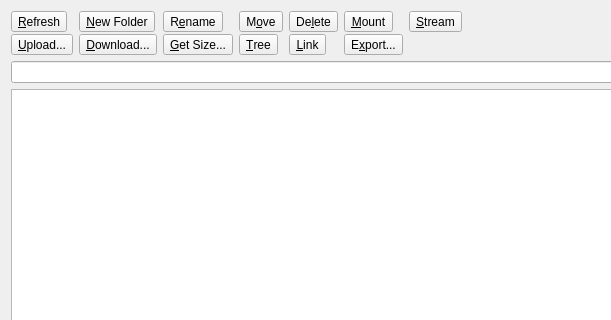
Old version of the form src/remote_widget.ui in the repository SysAdminDoc/RcloneBrowserNG; both pictures show x 0 to 611 and y 0 to 320 of the 912 by 552 pixel window.
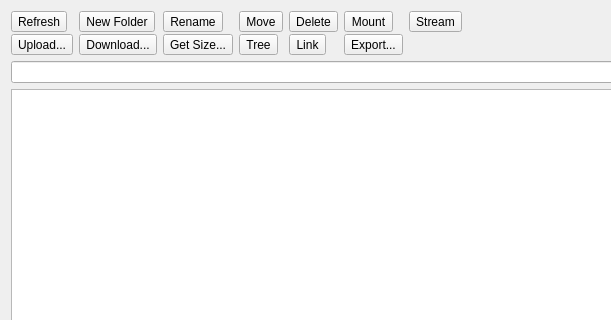
New version of the form.

Diff of the .ui file:
```diff
--- a/src/remote_widget.ui
+++ b/src/remote_widget.ui
@@ -57,7 +57,7 @@
           <item row="0" column="0">
            <widget class="QToolButton" name="buttonRefresh">
             <property name="text">
-             <string>&amp;Refresh</string>
+             <string>Refresh</string>
             </property>
             <property name="toolButtonStyle">
              <enum>Qt::ToolButtonTextBesideIcon</enum>
@@ -67,7 +67,7 @@
           <item row="0" column="1">
            <widget class="QToolButton" name="buttonMkdir">
             <property name="text">
-             <string>&amp;New Folder</string>
+             <string>New Folder</string>
             </property>
             <property name="toolButtonStyle">
              <enum>Qt::ToolButtonTextBesideIcon</enum>
@@ -77,7 +77,7 @@
           <item row="0" column="2">
            <widget class="QToolButton" name="buttonRename">
             <property name="text">
-             <string>R&amp;ename</string>
+             <string>Rename</string>
             </property>
             <property name="toolButtonStyle">
              <enum>Qt::ToolButtonTextBesideIcon</enum>
@@ -87,7 +87,7 @@
           <item row="0" column="3">
            <widget class="QToolButton" name="buttonMove">
             <property name="text">
-             <string>M&amp;ove</string>
+             <string>Move</string>
             </property>
             <property name="toolButtonStyle">
              <enum>Qt::ToolButtonTextBesideIcon</enum>
@@ -97,7 +97,7 @@
           <item row="0" column="4">
            <widget class="QToolButton" name="buttonPurge">
             <property name="text">
-             <string>De&amp;lete</string>
+             <string>Delete</string>
             </property>
             <property name="toolButtonStyle">
              <enum>Qt::ToolButtonTextBesideIcon</enum>
@@ -107,7 +107,7 @@
           <item row="0" column="5">
            <widget class="QToolButton" name="buttonMount">
             <property name="text">
-             <string>&amp;Mount</string>
+             <string>Mount</string>
             </property>
             <property name="toolButtonStyle">
              <enum>Qt::ToolButtonTextBesideIcon</enum>
@@ -117,7 +117,7 @@
           <item row="0" column="6">
            <widget class="QToolButton" name="buttonStream">
             <property name="text">
-             <string>&amp;Stream</string>
+             <string>Stream</string>
             </property>
             <property name="toolButtonStyle">
              <enum>Qt::ToolButtonTextBesideIcon</enum>
@@ -140,7 +140,7 @@
           <item row="1" column="0">
            <widget class="QToolButton" name="buttonUpload">
             <property name="text">
-             <string>&amp;Upload...</string>
+             <string>Upload...</string>
             </property>
             <property name="toolButtonStyle">
              <enum>Qt::ToolButtonTextBesideIcon</enum>
@@ -150,7 +150,7 @@
           <item row="1" column="1">
            <widget class="QToolButton" name="buttonDownload">
             <property name="text">
-             <string>&amp;Download...</string>
+             <string>Download...</string>
             </property>
             <property name="toolButtonStyle">
              <enum>Qt::ToolButtonTextBesideIcon</enum>
@@ -160,7 +160,7 @@
           <item row="1" column="2">
            <widget class="QToolButton" name="buttonSize">
             <property name="text">
-             <string>&amp;Get Size...</string>
+             <string>Get Size...</string>
             </property>
             <property name="toolButtonStyle">
              <enum>Qt::ToolButtonTextBesideIcon</enum>
@@ -170,7 +170,7 @@
           <item row="1" column="3">
            <widget class="QToolButton" name="buttonTree">
             <property name="text">
-             <string>&amp;Tree</string>
+             <string>Tree</string>
             </property>
             <property name="toolButtonStyle">
              <enum>Qt::ToolButtonTextBesideIcon</enum>
@@ -180,7 +180,7 @@
           <item row="1" column="4">
            <widget class="QToolButton" name="buttonLink">
             <property name="text">
-             <string>&amp;Link</string>
+             <string>Link</string>
             </property>
             <property name="toolButtonStyle">
              <enum>Qt::ToolButtonTextBesideIcon</enum>
@@ -190,7 +190,7 @@
           <item row="1" column="5">
            <widget class="QToolButton" name="buttonExport">
             <property name="text">
-             <string>E&amp;xport...</string>
+             <string>Export...</string>
             </property>
             <property name="toolButtonStyle">
              <enum>Qt::ToolButtonTextBesideIcon</enum>
```
Left out of the diff: 34 changed lines with no effect on the pictures.
